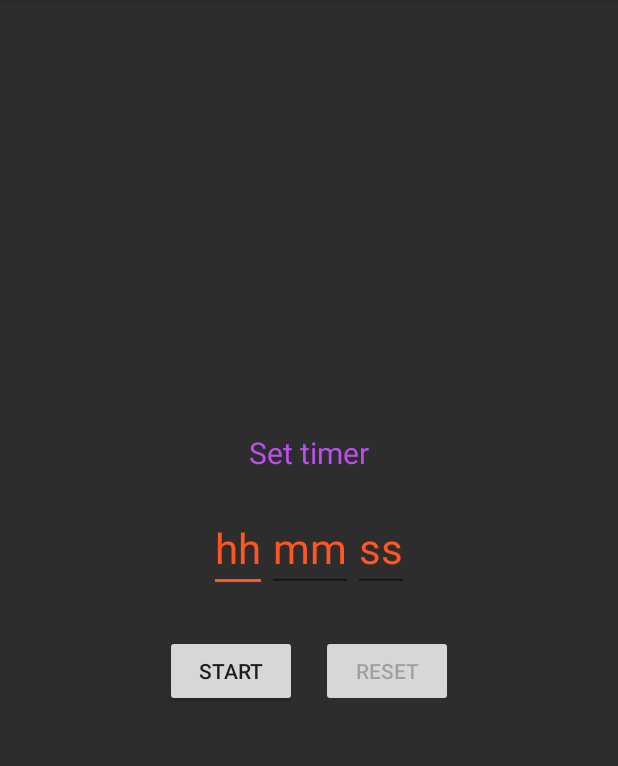
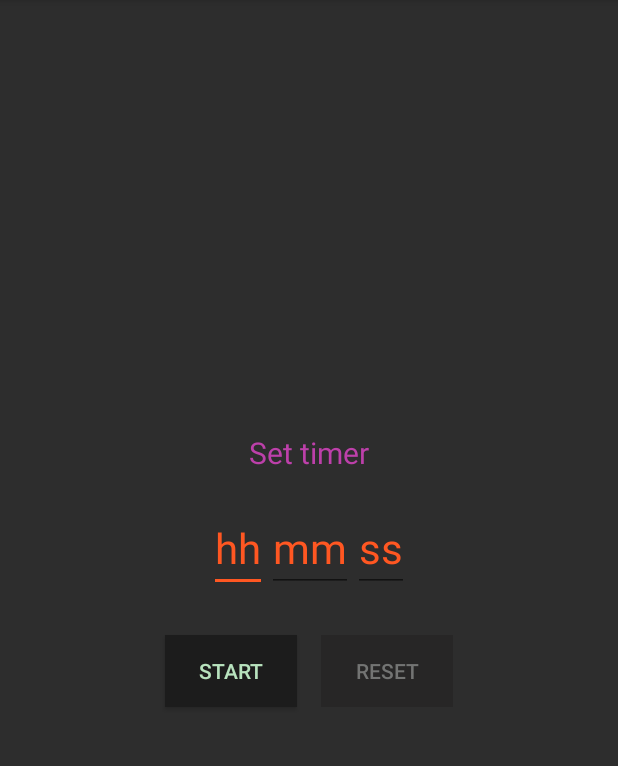
Before and after one commit to Abhi-1504/CountDown-Timer, an Android app: the screen it shows after launch (MainActivity), on a phone screen of 412 x 824 dp, the part 84-850 px from its top. Run offline under Robolectric (Android 15) with nearby library versions, the phone set to English and light mode, and no system bars.

Commit message:
007 Dark UI

```diff
--- a/app/build.gradle
+++ b/app/build.gradle
@@ -5,7 +5,7 @@ android {
     defaultConfig {
         applicationId "com.yoyi.android.countdowntimer"
         minSdkVersion 16
-        targetSdkVersion 28
+        targetSdkVersion 23
         versionCode 1
         versionName "1.0"
         testInstrumentationRunner "android.support.test.runner.AndroidJUnitRunner"
@@ -16,10 +16,12 @@ android {
             proguardFiles getDefaultProguardFile('proguard-android.txt'), 'proguard-rules.pro'
         }
     }
+    productFlavors {
+    }
 }
 
 dependencies {
-    implementation fileTree(dir: 'libs', include: ['*.jar'])
+    implementation fileTree(include: ['*.jar'], dir: 'libs')
     implementation 'com.android.support:appcompat-v7:28.0.0-alpha3'
     implementation 'com.android.support.constraint:constraint-layout:1.1.2'
     testImplementation 'junit:junit:4.12'
--- a/app/src/main/java/com/yoyi/android/countdowntimer/MainActivity.java
+++ b/app/src/main/java/com/yoyi/android/countdowntimer/MainActivity.java
@@ -1,5 +1,6 @@
 package com.yoyi.android.countdowntimer;
 
+import android.graphics.Color;
 import android.media.MediaPlayer;
 import android.support.v7.app.AppCompatActivity;
 import android.os.Bundle;
@@ -46,6 +47,12 @@ public class MainActivity extends AppCompatActivity {
         //Disable reset button on Create
         reset.setEnabled(false);
 
+        startAndPause.setBackgroundColor(Color.parseColor("#1c1c1c"));
+        startAndPause.setTextColor(Color.parseColor("#b8e3be"));
+
+        reset.setBackgroundColor(Color.parseColor("#272626"));
+        reset.setTextColor(Color.parseColor("#737473"));
+
 
         mTimer = new WorkTimer();
         mTimer.setTimer(mp, hour, minute, second, timer, message, startAndPause, llUserInput, llChronometer, rlBackground, reset);
--- a/app/src/main/java/com/yoyi/android/countdowntimer/Timer.java
+++ b/app/src/main/java/com/yoyi/android/countdowntimer/Timer.java
@@ -1,5 +1,6 @@
 package com.yoyi.android.countdowntimer;
 
+import android.graphics.Color;
 import android.media.MediaPlayer;
 import android.os.CountDownTimer;
 import android.widget.Button;
@@ -67,6 +68,8 @@ public class Timer implements TimerCalls{
                 btnStartAndPause.setEnabled(false);
                 isTimerRunning = false;
                 mp.start();
+                btnStartAndPause.setBackgroundColor(Color.parseColor("#272626"));
+                btnStartAndPause.setTextColor(Color.parseColor("#737473"));
             }
         }.start() ;
         isTimerRunning = true;
--- a/app/src/main/res/layout/activity_main.xml
+++ b/app/src/main/res/layout/activity_main.xml
@@ -23,7 +23,7 @@
             android:id="@+id/txtMessage"
             android:layout_width="wrap_content"
             android:layout_height="wrap_content"
-            android:textColor="#bd4fee"
+            android:textColor="#bd40aa"
             android:text="Set timer"
             android:textSize="20dp" />
 
@@ -48,6 +48,7 @@
                     android:inputType="number"
                     android:maxLength="2"
                     android:textColorHint="@color/colorAccent"
+                    android:textColor="#FFFFFF"
                     android:textSize="@dimen/chronometer_textsize" />
 
                 <EditText
@@ -59,7 +60,8 @@
                     android:inputType="number"
                     android:maxLength="2"
                     android:textColorHint="@color/colorAccent"
-                    android:textSize="@dimen/chronometer_textsize" />
+                    android:textColor="#FFFFFF"
+                    android:textSize="@dimen/chronometer_textsize"/>
 
                 <EditText
                     android:id="@+id/second_input"
@@ -70,6 +72,7 @@
                     android:inputType="number"
                     android:maxLength="2"
                     android:textColorHint="@color/colorAccent"
+                    android:textColor="#FFFFFF"
                     android:textSize="@dimen/chronometer_textsize" />
             </LinearLayout>
 
@@ -107,7 +110,7 @@
             android:layout_centerHorizontal="true"
             android:layout_margin="@dimen/buttons_spacing"
             android:text="@string/start"
-            android:textAllCaps="true" />
+            android:textAllCaps="true"/>
 
         <Button
             android:id="@+id/reset_button"
```
Also changed, not shown: app/src/main/java/com/yoyi/android/countdowntimer/WorkTimer.java (+7 -0 lines).
